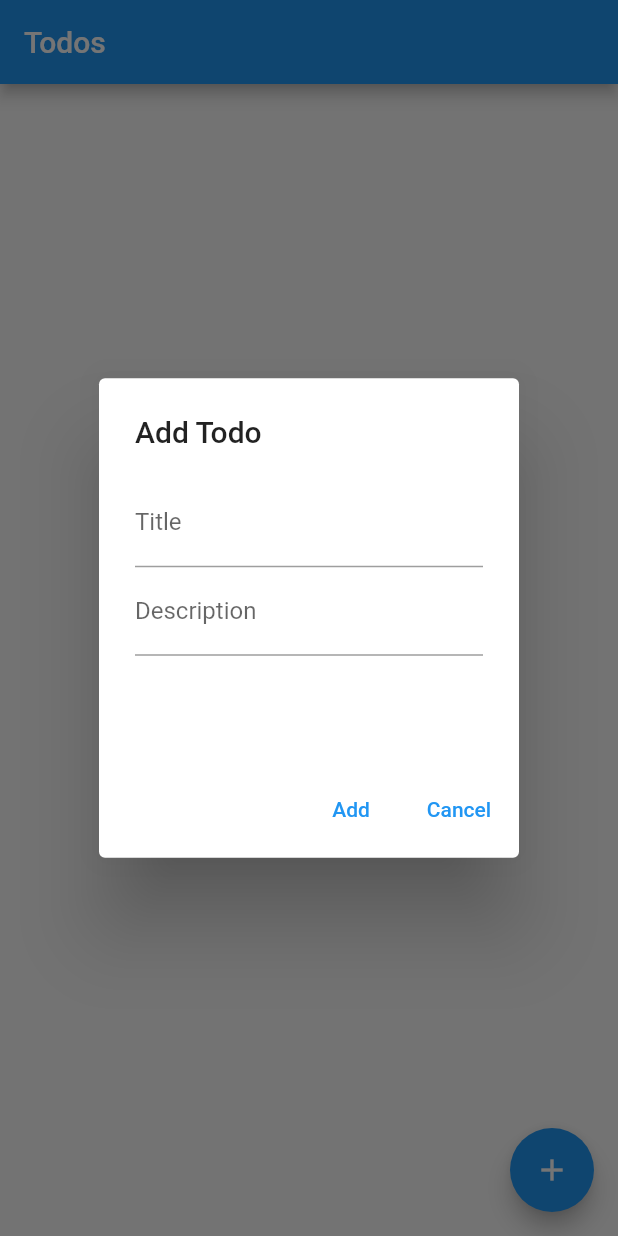
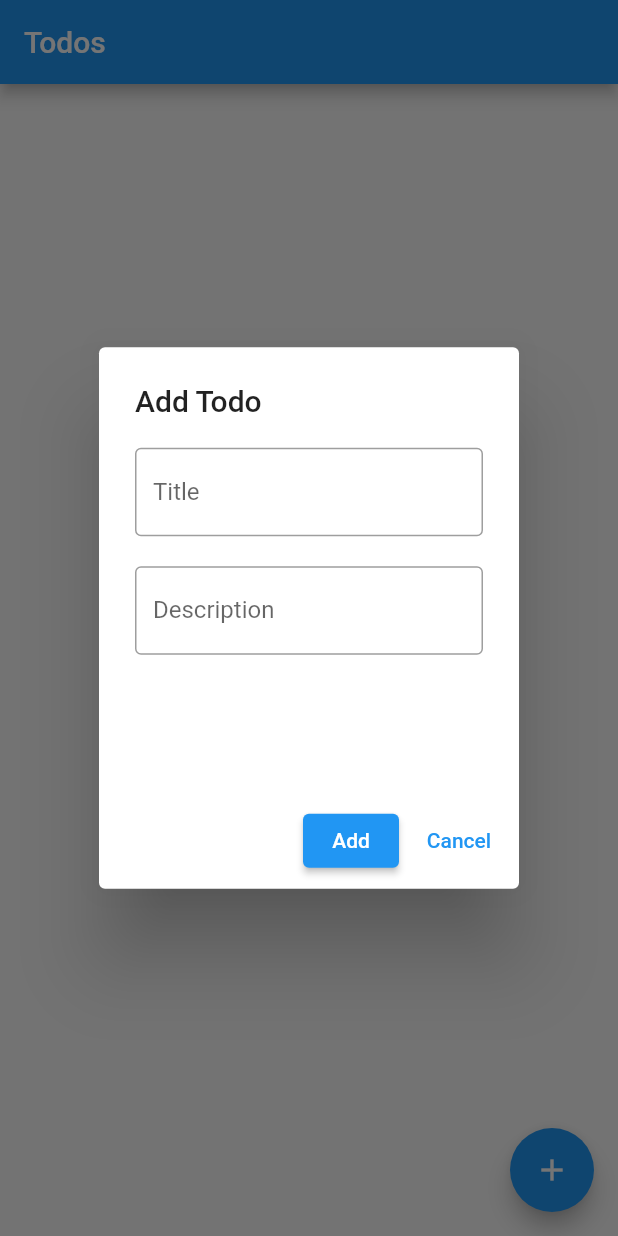
Before and after one commit to yagizdo/basic_todoapp, a Flutter app: the screen it shows after launch, after a tap on the "add" icon, on a phone screen of 412 x 824 dp. Run offline on Flutter 3.47's test engine with Material 2 defaults, Android fonts, the light colour scheme and no system bars.

```diff
--- a/lib/main.dart
+++ b/lib/main.dart
@@ -35,6 +35,8 @@ class _MyHomePageState extends State<MyHomePage> {
   final todos = <Todo>[];
   var titleControl = TextEditingController();
   var descControl = TextEditingController();
+
+  var formKey = GlobalKey<FormState>();
   @override
   Widget build(BuildContext context) {
     return Scaffold(
@@ -64,24 +66,40 @@ class _MyHomePageState extends State<MyHomePage> {
                   return AlertDialog(
                     title: const Text('Add Todo'),
                     content: Container(
-                      height: MediaQuery.of(context).size.height / 5,
+                      height: MediaQuery.of(context).size.height / 4,
+                      child: Form(
+                        key: formKey,
                         child: Column(
                           children: [
-                          TextField(
+                            TextFormField(
                               controller: titleControl,
-                            decoration: const InputDecoration(labelText: 'Title'),
+                              validator: (value) {
+                                if(value == '') {
+                                  return 'Title cant be empty';
+                                }
+                                return null;
+                              },
+                              decoration: const InputDecoration(border: OutlineInputBorder(),labelText: 'Title', ),
                             ),
-                          TextField(
+                            Padding(
+                              padding: const EdgeInsets.only(top : 20.0),
+                              child: TextField(
                                 controller: descControl,
                                 decoration:
-                                const InputDecoration(labelText: 'Description'),
+                                const InputDecoration(border: OutlineInputBorder(),labelText: 'Description', ),
+                              ),
                             ),
                           ],
                         ),
                       ),
+                    ),
                     actions: [
-                      TextButton(
+                      ElevatedButton(
                           onPressed: () {
+                            bool validResult = formKey.currentState!.validate();
+                            if (validResult == true) {
+                              if(descControl.text == '') {
+                                descControl.text = 'Açıklama girilmedi..';
                                 Todo todo =
                                 Todo(titleControl.text, descControl.text);
                                 setState(() {
@@ -90,6 +108,19 @@ class _MyHomePageState extends State<MyHomePage> {
                                 titleControl.text = '';
                                 descControl.text = '';
                                 Navigator.pop(context);
+                              } else {
+                                Todo todo =
+                                Todo(titleControl.text, descControl.text);
+                                setState(() {
+                                  todos.add(todo);
+                                });
+                                titleControl.text = '';
+                                descControl.text = '';
+                                Navigator.pop(context);
+                              }
+
+                            }
+
                           },
                           child: const Text('Add')),
                       TextButton(
```
Lines whose indentation alone changed are shown as unchanged.
